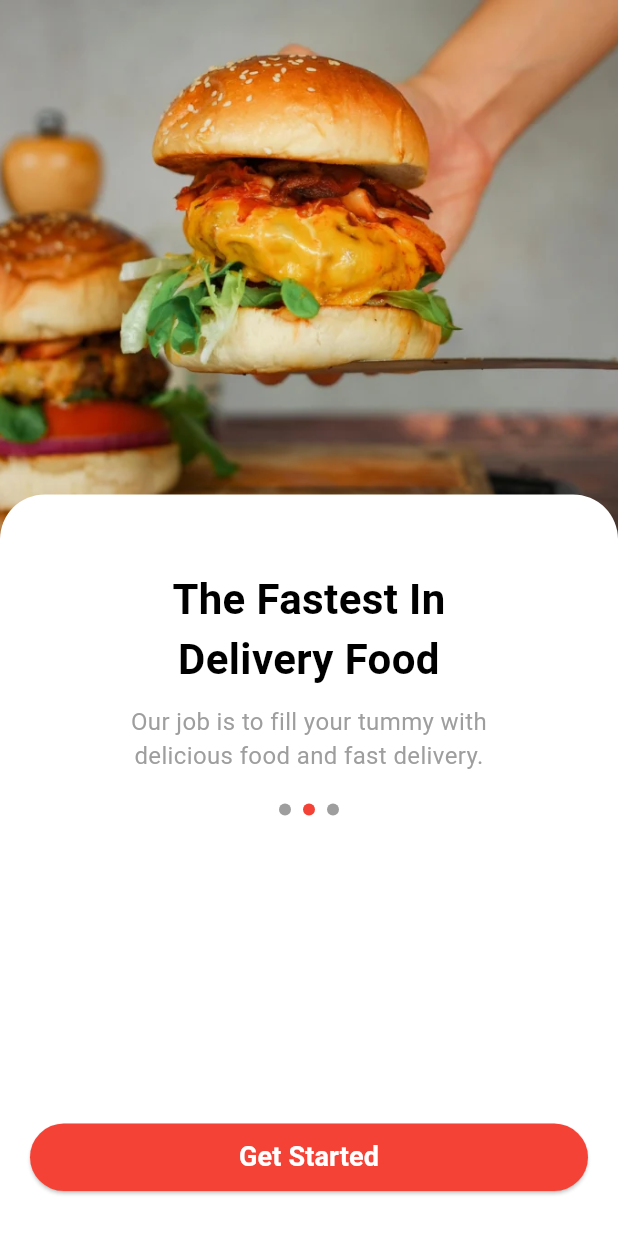
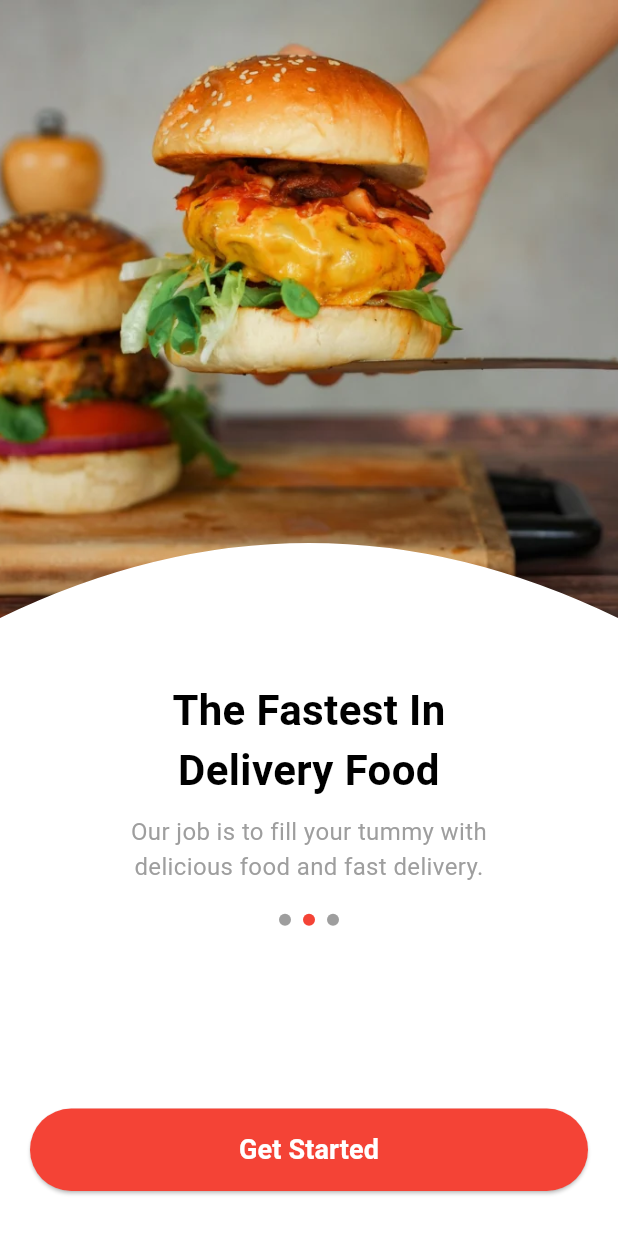
Before and after one commit to AdeebAbubacker/chicking, a Flutter app: the screen it shows after launch, on a phone screen of 412 x 824 dp. Run offline on Flutter 3.47's test engine with Material 3 defaults, Android fonts, the phone set to English and light mode, and no system bars; our stand-ins replace google_fonts.

Commit message:
intro screen completed

```diff
--- a/lib/screens/intro/intro_screen.dart
+++ b/lib/screens/intro/intro_screen.dart
@@ -4,6 +4,7 @@ class GetStartedScreen extends StatelessWidget {
   @override
   Widget build(BuildContext context) {
     return Scaffold(
+      backgroundColor: Colors.white,
       body: Stack(
         children: [
           // Background image - 40% of the screen
@@ -11,33 +12,31 @@ class GetStartedScreen extends StatelessWidget {
             top: 0,
             left: 0,
             right: 0,
-            child: Image.asset(
-              'assets/image-3.jpg', // Replace with your image path
-              fit: BoxFit.cover,
-              width: double.infinity,
-              height: MediaQuery.of(context).size.height * 0.5, // 40% height
+            child: ClipPath(
+              clipper: WaveClipper(),
+              child: Image.asset(
+                'assets/image-3.jpg', // Replace with your image path
+                fit: BoxFit.cover,
+                width: double.infinity,
+                height: MediaQuery.of(context).size.height * 0.5, // 40% height
+              ),
             ),
           ),
           // Yellow container - 60% of the screen
           Positioned(
-            top: MediaQuery.of(context).size.height * 0.4, // Starts after 40%
+            top: MediaQuery.of(context).size.height * 0.55, // Starts after 40%
             left: 0,
             right: 0,
             bottom: 0, // Takes the rest of the screen (60%)
             child: Container(
               decoration: const BoxDecoration(
                 color: Colors.white, // Yellow background
-                borderRadius: BorderRadius.only(
-                  topLeft: Radius.circular(30),
-                  topRight: Radius.circular(30),
-                ),
               ),
               child: Padding(
                 padding: const EdgeInsets.symmetric(horizontal: 20.0),
                 child: Column(
-                  mainAxisAlignment: MainAxisAlignment.center,
+                  mainAxisAlignment: MainAxisAlignment.start,
                   children: [
-                    SizedBox(height: 50),
                     const Text(
                       'The Fastest In\nDelivery Food',
                       textAlign: TextAlign.center,
@@ -67,11 +66,11 @@ class GetStartedScreen extends StatelessWidget {
                         buildDot(Colors.grey),
                       ],
                     ),
-                    Spacer(),
+                    const Spacer(),
                     // Get Started Button
                     SizedBox(
                       width: double.infinity,
-                      height: 45,
+                      height: 55,
                       child: ElevatedButton(
                         onPressed: () {
                           // Add button action here
@@ -92,7 +91,7 @@ class GetStartedScreen extends StatelessWidget {
                         ),
                       ),
                     ),
-                    SizedBox(height: 30)
+                    const SizedBox(height: 30)
                   ],
                 ),
               ),
@@ -117,159 +116,36 @@ class GetStartedScreen extends StatelessWidget {
   }
 }
 
-// import 'package:flutter/material.dart';
-
-// void main() {
-//   runApp(MyApp());
-// }
-
-// class MyApp extends StatelessWidget {
-//   @override
-//   Widget build(BuildContext context) {
-//     return MaterialApp(
-//       home: GetStartedScreen(),
-//       debugShowCheckedModeBanner: false,
-//     );
-//   }
-// }
-
-// class GetStartedScreen extends StatelessWidget {
-//   @override
-//   Widget build(BuildContext context) {
-//     return Scaffold(
-//       body: Stack(
-//         children: [
-//           // Background image - 40% of the screen
-//           Positioned(
-//             top: 0,
-//             left: 0,
-//             right: 0,
-//             child: Image.asset(
-//               'assets/image-1.jpg', // Replace with your image path
-//               fit: BoxFit.cover,
-//               width: double.infinity,
-//               height: MediaQuery.of(context).size.height * 0.4, // 40% height
-//             ),
-//           ),
-//           // Clipped yellow container with oval top curve - 60% of the screen
-//           Positioned(
-//             top: MediaQuery.of(context).size.height * 0.4, // Starts after 40%
-//             left: 0,
-//             right: 0,
-//             bottom: 0,
-//             child: ClipPath(
-//               clipper: OvalTopClipper(),
-//               child: Container(
-//                 color: Colors.amber, // Yellow background
-//                 child: Padding(
-//                   padding: const EdgeInsets.symmetric(horizontal: 20.0),
-//                   child: Column(
-//                     mainAxisAlignment: MainAxisAlignment.center,
-//                     children: [
-//                       // Text section
-//                       const Text(
-//                         'The Fastest In\nDelivery Food',
-//                         textAlign: TextAlign.center,
-//                         style: TextStyle(
-//                           fontSize: 28,
-//                           fontWeight: FontWeight.bold,
-//                           color: Colors.black,
-//                         ),
-//                       ),
-//                       const SizedBox(height: 10),
-//                       const Text(
-//                         'Our job is to fill your tummy with\n'
-//                         'delicious food and fast delivery.',
-//                         textAlign: TextAlign.center,
-//                         style: TextStyle(
-//                           fontSize: 16,
-//                           color: Colors.grey,
-//                         ),
-//                       ),
-//                       const SizedBox(height: 20),
-//                       // Dots indicator
-//                       Row(
-//                         mainAxisAlignment: MainAxisAlignment.center,
-//                         children: [
-//                           buildDot(Colors.grey),
-//                           buildDot(Colors.red),
-//                           buildDot(Colors.grey),
-//                         ],
-//                       ),
-//                       const SizedBox(height: 30),
-//                       // Get Started Button
-//                       SizedBox(
-//                         width: double.infinity,
-//                         height: 60,
-//                         child: ElevatedButton(
-//                           onPressed: () {
-//                             // Add button action here
-//                           },
-//                           style: ElevatedButton.styleFrom(
-//                             shape: RoundedRectangleBorder(
-//                               borderRadius: BorderRadius.circular(30),
-//                             ),
-//                             backgroundColor: Colors.red,
-//                           ),
-//                           child: const Text(
-//                             'Get Started',
-//                             style: TextStyle(
-//                               fontSize: 18,
-//                               fontWeight: FontWeight.bold,
-//                               color: Colors.white,
-//                             ),
-//                           ),
-//                         ),
-//                       ),
-//                     ],
-//                   ),
-//                 ),
-//               ),
-//             ),
-//           ),
-//         ],
-//       ),
-//     );
-//   }
-
-//   // Function to build dots for the indicator
-//   Widget buildDot(Color color) {
-//     return Container(
-//       margin: const EdgeInsets.symmetric(horizontal: 4),
-//       width: 8,
-//       height: 8,
-//       decoration: BoxDecoration(
-//         color: color,
-//         shape: BoxShape.circle,
-//       ),
-//     );
-//   }
-// }
-
-// Custom Clipper for oval top curve
-class OvalTopClipper extends CustomClipper<Path> {
+class WaveClipper extends CustomClipper<Path> {
   @override
   Path getClip(Size size) {
-    Path path = Path();
+    var path = Path();
 
-    // Starting from the bottom-left
-    path.lineTo(0, size.height);
+    // Start from the bottom-left corner of the widget
+    path.lineTo(0, size.height); // Move to the bottom-left corner
 
-    // Drawing a curve from the bottom-left to the top-right
+    // Define the control point and end point for the curve bulging upwards
+    var controlPoint = Offset(
+        size.width / 2, size.height - 100); // Control point above the bottom
+    var endPoint =
+        Offset(size.width, size.height); // End at the bottom-right corner
+
+    // Create a smooth curve from bottom-left to bottom-right
     path.quadraticBezierTo(
-      size.width / 2, 0, // Control point (center of the top)
-      size.width, size.height, // End point (bottom-right)
-    );
+        controlPoint.dx, controlPoint.dy, endPoint.dx, endPoint.dy);
 
-    // Closing the path to form a rectangle with a curve at the top
-    path.lineTo(size.width, size.height);
-    path.lineTo(0, size.height);
+    // Continue drawing straight to the top-right corner
+    path.lineTo(size.width, 0);
 
+    // Draw a line back to the bottom-left corner to complete the shape
+    path.lineTo(0, 0);
+
+    path.close();
     return path;
   }
 
   @override
-  bool shouldReclip(CustomClipper<Path> oldClipper) {
-    return false; // No need to reclip if the clip doesn't change
+  bool shouldReclip(covariant CustomClipper<Path> oldClipper) {
+    return true;
   }
 }
```
